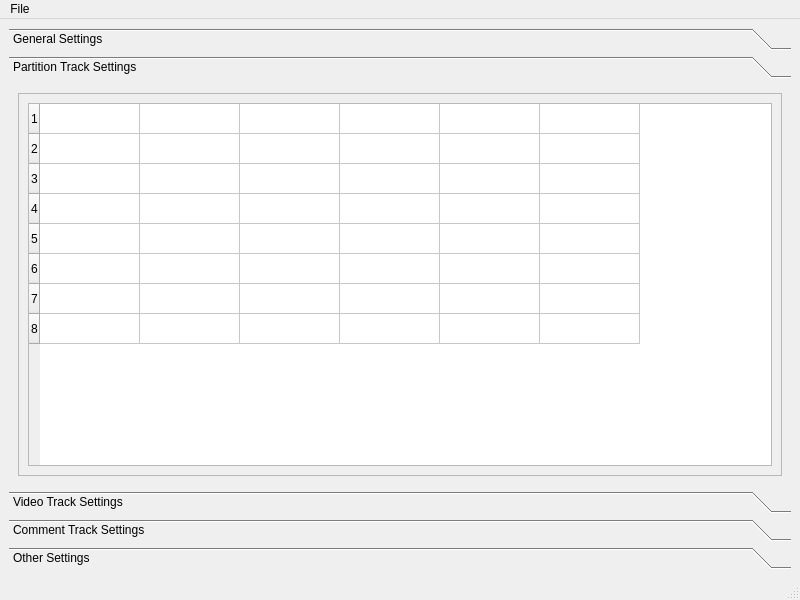
Above: GUI/SetupWindow/SetupWindow.ui from BrendonWatsonLab/PhoPyQtTimelinePlotter before the change. Below: the same form after it.
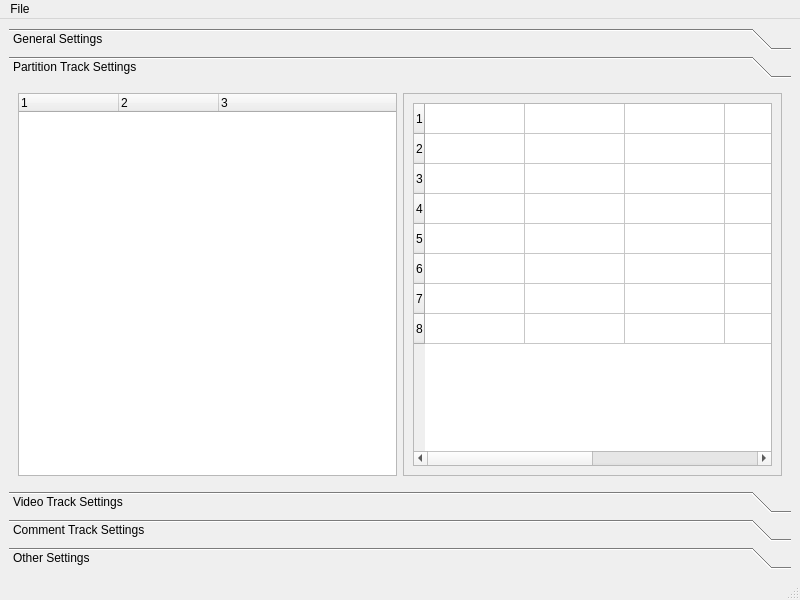
That is the form after the change.

```diff
--- a/GUI/SetupWindow/SetupWindow.ui
+++ b/GUI/SetupWindow/SetupWindow.ui
@@ -55,14 +55,36 @@
         <rect>
          <x>0</x>
          <y>0</y>
-         <width>776</width>
-         <height>357</height>
+         <width>782</width>
+         <height>406</height>
         </rect>
        </property>
        <attribute name="label">
         <string>Partition Track Settings</string>
        </attribute>
        <layout class="QHBoxLayout" name="horizontalLayout">
+        <item>
+         <widget class="QTreeWidget" name="treeWidget_Settings_PartitionTrack">
+          <property name="columnCount">
+           <number>3</number>
+          </property>
+          <column>
+           <property name="text">
+            <string notr="true">1</string>
+           </property>
+          </column>
+          <column>
+           <property name="text">
+            <string notr="true">2</string>
+           </property>
+          </column>
+          <column>
+           <property name="text">
+            <string notr="true">3</string>
+           </property>
+          </column>
+         </widget>
+        </item>
         <item>
          <widget class="QFrame" name="frame">
           <property name="frameShape">
```
Left out of the diff: 18 changed lines with no effect on the pictures.
